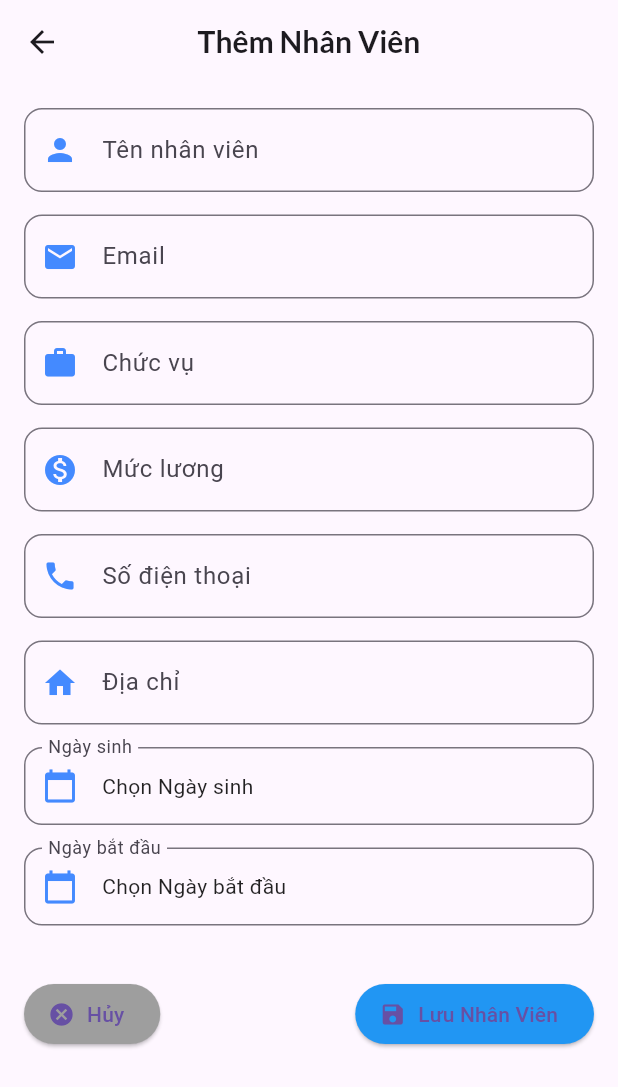
After one commit to NgPhatbeepppp/hr_app_ver2, a Flutter app: the AddEmployeeScreen screen opened directly, on a phone screen of 412 x 824 dp. The commit adds this screen. Shown: the top 1087 px of the screen. Run offline on Flutter 3.47's test engine with Material 3 defaults, Android fonts, the light colour scheme and no system bars; our stand-ins replace cloud_firestore, firebase_auth, firebase_core, google_fonts; accounts and stored records are empty; network calls fail.

```diff
--- /dev/null
+++ b/lib/screens/admin/add_employee_screen.dart
@@ -0,0 +1,161 @@
+import 'package:flutter/material.dart';
+import 'package:cloud_firestore/cloud_firestore.dart';
+import 'package:google_fonts/google_fonts.dart';
+import '../../models/employee_model.dart';
+
+class AddEmployeeScreen extends StatefulWidget {
+  @override
+  _AddEmployeeScreenState createState() => _AddEmployeeScreenState();
+}
+
+class _AddEmployeeScreenState extends State<AddEmployeeScreen> {
+  final _formKey = GlobalKey<FormState>();
+  final FirebaseFirestore _firestore = FirebaseFirestore.instance;
+
+  final TextEditingController _nameController = TextEditingController();
+  final TextEditingController _emailController = TextEditingController();
+  final TextEditingController _positionController = TextEditingController();
+  final TextEditingController _salaryController = TextEditingController();
+  final TextEditingController _phoneController = TextEditingController();
+  final TextEditingController _addressController = TextEditingController();
+  DateTime? _dob;
+  DateTime? _startDate;
+  bool _isLoading = false;
+
+  Future<void> _selectDate(BuildContext context, Function(DateTime) onDateSelected) async {
+    DateTime? picked = await showDatePicker(
+      context: context,
+      initialDate: DateTime.now(),
+      firstDate: DateTime(1950),
+      lastDate: DateTime(2100),
+    );
+    if (picked != null) {
+      onDateSelected(picked);
+    }
+  }
+
+  Future<void> _addEmployee() async {
+    if (!_formKey.currentState!.validate()) return;
+
+    setState(() => _isLoading = true);
+
+    try {
+      Employee newEmployee = Employee(
+        id: '', // Temporary placeholder for ID
+        name: _nameController.text.trim(),
+        email: _emailController.text.trim(),
+        position: _positionController.text.trim(),
+        salary: double.tryParse(_salaryController.text) ?? 0.0,
+        phone: _phoneController.text.trim(),
+        address: _addressController.text.trim(),
+        dob: _dob?.toIso8601String() ?? '',
+        startDate: _startDate?.toIso8601String() ?? '',
+        status: 'Đang làm việc',
+      );
+
+      DocumentReference docRef = await _firestore.collection('employees').add(newEmployee.toMap());
+      await docRef.update({'id': docRef.id});
+
+      ScaffoldMessenger.of(context).showSnackBar(
+        SnackBar(content: Text('Thêm nhân viên thành công!'), backgroundColor: Colors.green),
+      );
+
+      Navigator.pop(context);
+    } catch (e) {
+      ScaffoldMessenger.of(context).showSnackBar(
+        SnackBar(content: Text('Lỗi khi thêm nhân viên: $e'), backgroundColor: Colors.red),
+      );
+    } finally {
+      setState(() => _isLoading = false);
+    }
+  }
+
+  @override
+  Widget build(BuildContext context) {
+    return Scaffold(
+      appBar: AppBar(
+        title: Text('Thêm Nhân Viên', style: GoogleFonts.lato(fontSize: 20, fontWeight: FontWeight.bold)),
+        centerTitle: true,
+      ),
+      body: Padding(
+        padding: const EdgeInsets.all(16.0),
+        child: Form(
+          key: _formKey,
+          child: SingleChildScrollView(
+            child: Column(
+              crossAxisAlignment: CrossAxisAlignment.start,
+              children: [
+                _buildTextField(_nameController, 'Tên nhân viên', Icons.person),
+                _buildTextField(_emailController, 'Email', Icons.email, isEmail: true),
+                _buildTextField(_positionController, 'Chức vụ', Icons.work),
+                _buildTextField(_salaryController, 'Mức lương', Icons.monetization_on, isNumber: true),
+                _buildTextField(_phoneController, 'Số điện thoại', Icons.phone, isNumber: true),
+                _buildTextField(_addressController, 'Địa chỉ', Icons.home),
+                _buildDatePicker('Ngày sinh', _dob, (date) => setState(() => _dob = date)),
+                _buildDatePicker('Ngày bắt đầu', _startDate, (date) => setState(() => _startDate = date)),
+                const SizedBox(height: 20),
+                Row(
+                  mainAxisAlignment: MainAxisAlignment.spaceBetween,
+                  children: [
+                    ElevatedButton.icon(
+                      onPressed: () => Navigator.pop(context),
+                      icon: Icon(Icons.cancel),
+                      label: Text('Hủy'),
+                      style: ElevatedButton.styleFrom(backgroundColor: Colors.grey),
+                    ),
+                    ElevatedButton.icon(
+                      onPressed: _isLoading ? null : _addEmployee,
+                      icon: Icon(Icons.save),
+                      label: _isLoading ? CircularProgressIndicator() : Text('Lưu Nhân Viên'),
+                      style: ElevatedButton.styleFrom(backgroundColor: Colors.blue),
+                    ),
+                  ],
+                ),
+              ],
+            ),
+          ),
+        ),
+      ),
+    );
+  }
+
+  Widget _buildTextField(TextEditingController controller, String label, IconData icon, {bool isEmail = false, bool isNumber = false}) {
+    return Padding(
+      padding: const EdgeInsets.only(bottom: 15.0),
+      child: TextFormField(
+        controller: controller,
+        keyboardType: isNumber ? TextInputType.number : (isEmail ? TextInputType.emailAddress : TextInputType.text),
+        decoration: InputDecoration(
+          labelText: label,
+          prefixIcon: Icon(icon, color: Colors.blueAccent),
+          border: OutlineInputBorder(borderRadius: BorderRadius.circular(12)),
+          focusedBorder: OutlineInputBorder(
+            borderSide: BorderSide(color: Colors.blueAccent, width: 2),
+            borderRadius: BorderRadius.circular(12),
+          ),
+        ),
+        validator: (value) => value == null || value.isEmpty ? 'Vui lòng nhập $label' : null,
+      ),
+    );
+  }
+
+  Widget _buildDatePicker(String label, DateTime? date, Function(DateTime) onDateSelected) {
+    return Padding(
+      padding: const EdgeInsets.only(bottom: 15.0),
+      child: InkWell(
+        onTap: () => _selectDate(context, onDateSelected),
+        child: InputDecorator(
+          decoration: InputDecoration(
+            labelText: label,
+            prefixIcon: Icon(Icons.calendar_today, color: Colors.blueAccent),
+            border: OutlineInputBorder(borderRadius: BorderRadius.circular(12)),
+          ),
+          child: Text(
+            date == null ? 'Chọn $label' : '${date.day}/${date.month}/${date.year}',
+            style: TextStyle(color: Colors.black87),
+          ),
+        ),
+      ),
+    );
+  }
+}
--- a/lib/screens/wed/admin_dashboard.dart
+++ b/lib/screens/wed/admin_dashboard.dart
@@ -2,8 +2,7 @@ import 'package:flutter/material.dart';
 import 'package:google_fonts/google_fonts.dart';
 import 'package:firebase_auth/firebase_auth.dart';
 import 'package:hr_app_ver2/screens/admin/admin_employees_screen.dart';
-
-
+import 'package:hr_app_ver2/screens/admin/delete_employee.dart';
 class AdminDashboard extends StatefulWidget {
   @override
   _AdminDashboardState createState() => _AdminDashboardState();
@@ -16,6 +15,7 @@ class _AdminDashboardState extends State<AdminDashboard> {
     Center(child: Text("Trang tổng quan", style: TextStyle(fontSize: 24))),
     AdminEmployeesScreen(),
     Center(child: Text("Báo cáo", style: TextStyle(fontSize: 24))),
+    DeleteEmployee(),
   ];
 
   @override
@@ -58,6 +58,7 @@ class _AdminDashboardState extends State<AdminDashboard> {
                 _buildMenuItem(Icons.dashboard, "Trang tổng quan", 0),
                 _buildMenuItem(Icons.people, "Nhân viên", 1),
                 _buildMenuItem(Icons.bar_chart, "Báo cáo", 2),
+                _buildMenuItem(Icons.delete, "Danh sách xóa", 3),
                 Spacer(),
                 Divider(color: Colors.white24),
                 ListTile(
--- a/lib/widgets/custom_button.dart
+++ b/lib/widgets/custom_button.dart
@@ -18,7 +18,7 @@ class CustomButton extends StatelessWidget {
       onPressed: isLoading ? null : onPressed,
       style: ElevatedButton.styleFrom(
         padding: EdgeInsets.symmetric(vertical: 16), // ✅ Lớn hơn để dễ bấm
-        textStyle: TextStyle(fontSize: 16, fontWeight: FontWeight.bold),
+        textStyle: TextStyle(fontSize: 14, fontWeight: FontWeight.bold),
         backgroundColor: Colors.blue[400], // ✅ Màu xanh dương nhẹ
         foregroundColor: Colors.white, // ✅ Màu chữ trắng
         shape: RoundedRectangleBorder(
```
Also changed, not shown: lib/screens/admin/admin_employees_screen.dart (+65 -97 lines), lib/screens/admin/delete_employee.dart (added, +91 -0 lines).
